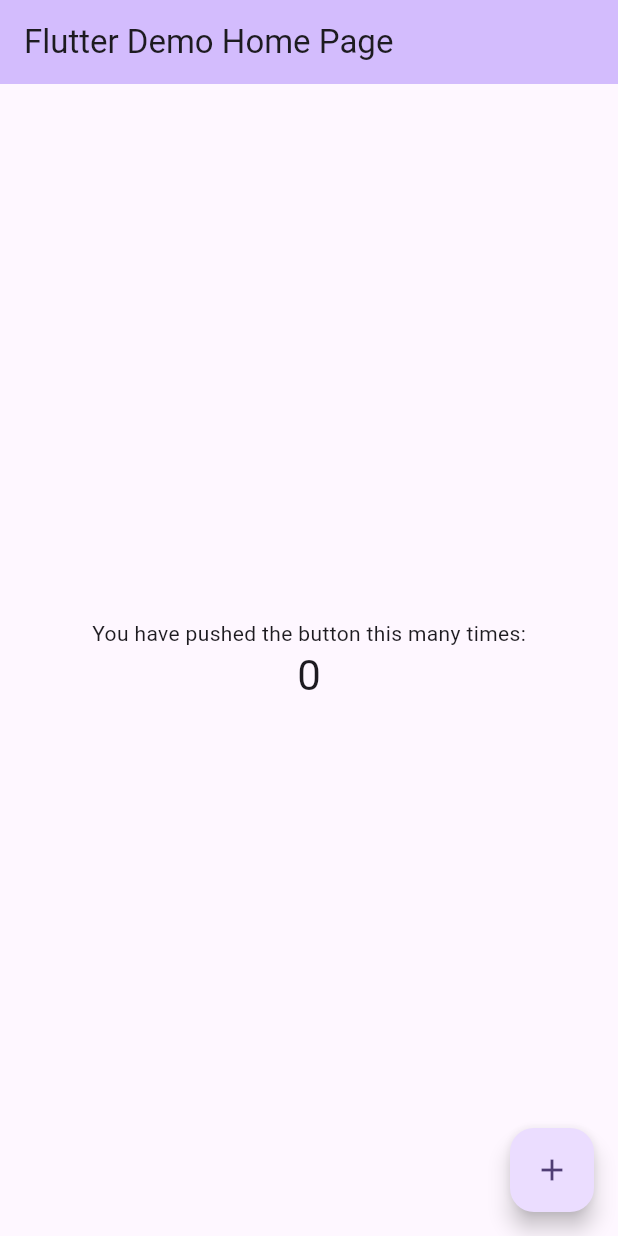
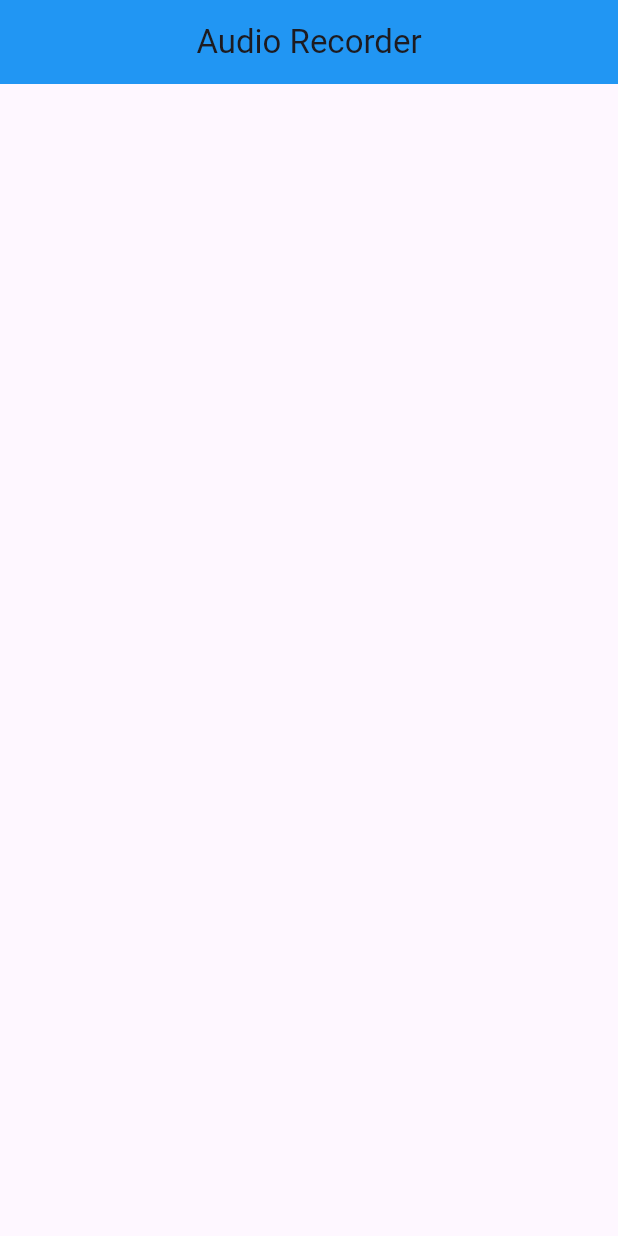
Before and after one commit to IT22148254/spm_flut_proj, a Flutter app: the screen it shows after launch, on a phone screen of 412 x 824 dp. Run offline on Flutter 3.47's test engine with Material 3 defaults, Android fonts, the phone set to English and light mode, and no system bars; our stand-ins replace firebase_core; accounts and stored records are empty.

Commit message:
intial commit

```diff
--- /dev/null
+++ b/spm_project/lib/features/voice_management/audio_player.dart
@@ -0,0 +1,22 @@
+import 'package:flutter/material.dart';
+
+class AudioPlayer extends StatefulWidget {
+  const AudioPlayer({super.key});
+
+  @override
+  State<AudioPlayer> createState() => _AudioPlayerState();
+}
+
+class _AudioPlayerState extends State<AudioPlayer> {
+  @override
+  Widget build(BuildContext context) {
+    return Scaffold(
+      // backgroundColor: Colors.yellow[200],
+      appBar: AppBar(
+        backgroundColor: Colors.blue,
+        title: const Text('Audio Recorder'),
+        centerTitle: true,
+      ),
+    );
+  }
+}
--- a/spm_project/lib/main.dart
+++ b/spm_project/lib/main.dart
@@ -1,4 +1,5 @@
 import 'package:flutter/material.dart';
+import 'package:spm_project/features/voice_management/audio_player.dart';
 
 void main() {
   runApp(const MyApp());
@@ -7,119 +8,11 @@
 class MyApp extends StatelessWidget {
   const MyApp({super.key});
 
-  // This widget is the root of your application.
   @override
   Widget build(BuildContext context) {
-    return MaterialApp(
-      title: 'Flutter Demo',
-      theme: ThemeData(
-        // This is the theme of your application.
-        //
-        // TRY THIS: Try running your application with "flutter run". You'll see
-        // the application has a purple toolbar. Then, without quitting the app,
-        // try changing the seedColor in the colorScheme below to Colors.green
-        // and then invoke "hot reload" (save your changes or press the "hot
-        // reload" button in a Flutter-supported IDE, or press "r" if you used
-        // the command line to start the app).
-        //
-        // Notice that the counter didn't reset back to zero; the application
-        // state is not lost during the reload. To reset the state, use hot
-        // restart instead.
-        //
-        // This works for code too, not just values: Most code changes can be
-        // tested with just a hot reload.
-        colorScheme: ColorScheme.fromSeed(seedColor: Colors.deepPurple),
-        useMaterial3: true,
-      ),
-      home: const MyHomePage(title: 'Flutter Demo Home Page'),
+    return const MaterialApp(
+      debugShowCheckedModeBanner: false,
+      home: AudioPlayer(),
     );
   }
 }
-
-class MyHomePage extends StatefulWidget {
-  const MyHomePage({super.key, required this.title});
-
-  // This widget is the home page of your application. It is stateful, meaning
-  // that it has a State object (defined below) that contains fields that affect
-  // how it looks.
-
-  // This class is the configuration for the state. It holds the values (in this
-  // case the title) provided by the parent (in this case the App widget) and
-  // used by the build method of the State. Fields in a Widget subclass are
-  // always marked "final".
-
-  final String title;
-
-  @override
-  State<MyHomePage> createState() => _MyHomePageState();
-}
-
-class _MyHomePageState extends State<MyHomePage> {
-  int _counter = 0;
-
-  void _incrementCounter() {
-    setState(() {
-      // This call to setState tells the Flutter framework that something has
-      // changed in this State, which causes it to rerun the build method below
-      // so that the display can reflect the updated values. If we changed
-      // _counter without calling setState(), then the build method would not be
-      // called again, and so nothing would appear to happen.
-      _counter++;
-    });
-  }
-
-  @override
-  Widget build(BuildContext context) {
-    // This method is rerun every time setState is called, for instance as done
-    // by the _incrementCounter method above.
-    //
-    // The Flutter framework has been optimized to make rerunning build methods
-    // fast, so that you can just rebuild anything that needs updating rather
-    // than having to individually change instances of widgets.
-    return Scaffold(
-      appBar: AppBar(
-        // TRY THIS: Try changing the color here to a specific color (to
-        // Colors.amber, perhaps?) and trigger a hot reload to see the AppBar
-        // change color while the other colors stay the same.
-        backgroundColor: Theme.of(context).colorScheme.inversePrimary,
-        // Here we take the value from the MyHomePage object that was created by
-        // the App.build method, and use it to set our appbar title.
-        title: Text(widget.title),
-      ),
-      body: Center(
-        // Center is a layout widget. It takes a single child and positions it
-        // in the middle of the parent.
-        child: Column(
-          // Column is also a layout widget. It takes a list of children and
-          // arranges them vertically. By default, it sizes itself to fit its
-          // children horizontally, and tries to be as tall as its parent.
-          //
-          // Column has various properties to control how it sizes itself and
-          // how it positions its children. Here we use mainAxisAlignment to
-          // center the children vertically; the main axis here is the vertical
-          // axis because Columns are vertical (the cross axis would be
-          // horizontal).
-          //
-          // TRY THIS: Invoke "debug painting" (choose the "Toggle Debug Paint"
-          // action in the IDE, or press "p" in the console), to see the
-          // wireframe for each widget.
-          mainAxisAlignment: MainAxisAlignment.center,
-          children: <Widget>[
-            const Text(
-              'You have pushed the button this many times:',
-            ),
-            Text(
-              '$_counter',
-              style: Theme.of(context).textTheme.headlineMedium,
-            ),
-          ],
-        ),
-      ),
-      floatingActionButton: FloatingActionButton(
-        onPressed: _incrementCounter,
-        tooltip: 'Increment',
-        child: const Icon(Icons.add),
-      ), // This trailing comma makes auto-formatting nicer for build methods.
-    );
-  }
-}
--- a/spm_project/pubspec.yaml
+++ b/spm_project/pubspec.yaml
@@ -2,7 +2,7 @@ name: spm_project
 description: "A new Flutter project."
 # The following line prevents the package from being accidentally published to
 # pub.dev using `flutter pub publish`. This is preferred for private packages.
-publish_to: 'none' # Remove this line if you wish to publish to pub.dev
+publish_to: "none" # Remove this line if you wish to publish to pub.dev
 
 # The following defines the version and build number for your application.
 # A version number is three numbers separated by dots, like 1.2.43
@@ -31,7 +31,6 @@ dependencies:
   flutter:
     sdk: flutter
 
-
   # The following adds the Cupertino Icons font to your application.
   # Use with the CupertinoIcons class for iOS style icons.
   cupertino_icons: ^1.0.8
@@ -53,7 +52,6 @@ dev_dependencies:
 
 # The following section is specific to Flutter packages.
 flutter:
-
   # The following line ensures that the Material Icons font is
   # included with your application, so that you can use the icons in
   # the material Icons class.
```
